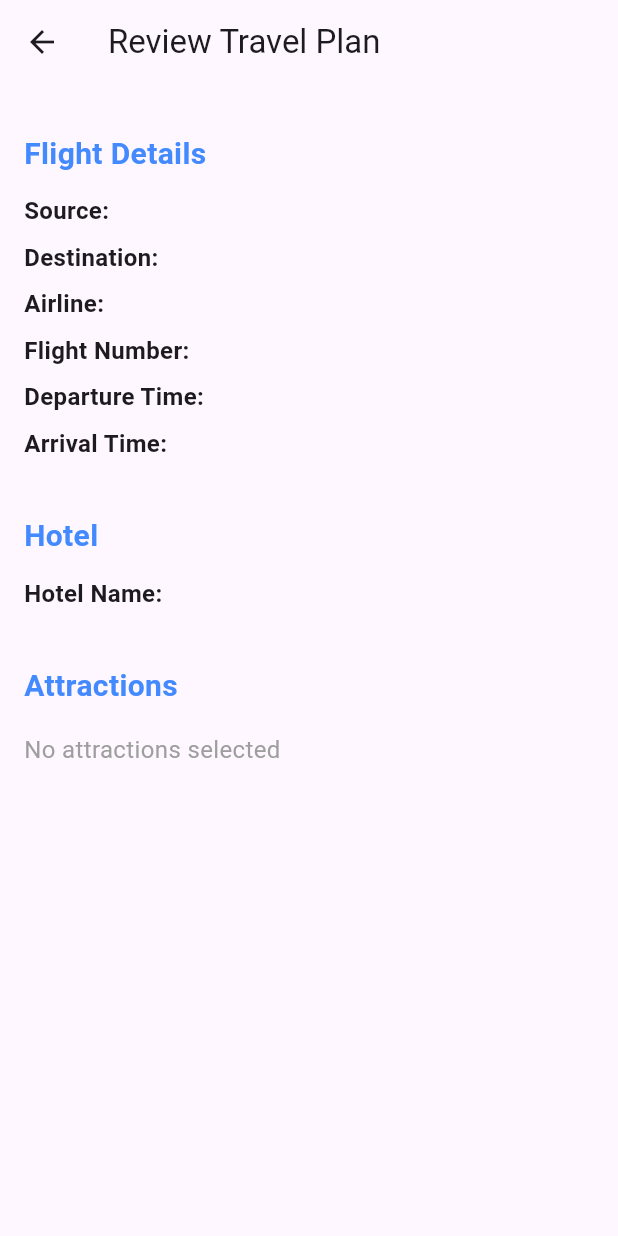
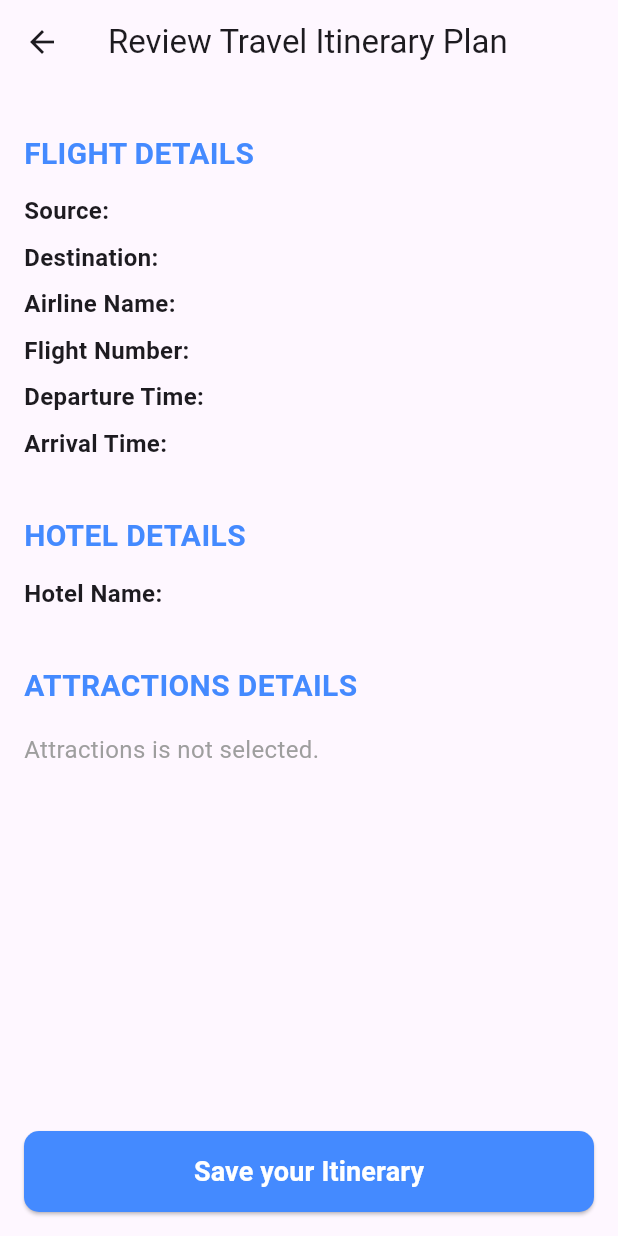
Before and after one commit to SugandhiP/Travel-Planner, a Flutter app: the NextPage screen opened directly with empty values, on a phone screen of 412 x 824 dp. Run offline on Flutter 3.47's test engine with Material 3 defaults, Android fonts, the phone set to English and light mode, and no system bars.

Commit message:
added button in travel review form

```diff
--- a/lib/model/travel_details.dart
+++ b/lib/model/travel_details.dart
@@ -21,8 +21,8 @@ class TravelDetails {
 
   @override
   String toString() {
-    return "Sources: $source, Destination: $destination, Airline: $airline, "
-        "Flight: $flightNumber, Departure: $departureTime, Arrival: $arrivalTime, "
-        "Hotel: $hotelName, Attractions: $selectedAttractions";
+    return "Source: $source, Destination: $destination, Airline Name: $airline, "
+        "Flight Number: $flightNumber, Departure Time: $departureTime, Arrival Time: $arrivalTime, "
+        "Hotel Name: $hotelName, Destination Attractions: $selectedAttractions";
   }
 }
--- a/lib/next_page.dart
+++ b/lib/next_page.dart
@@ -1,4 +1,5 @@
 import 'package:flutter/material.dart';
+import 'package:travel_planner_project/travel_planner_app.dart';
 import '../model/travel_details.dart';
 
 class NextPage extends StatelessWidget {
@@ -9,39 +10,60 @@ class NextPage extends StatelessWidget {
   @override
   Widget build(BuildContext context) {
     return Scaffold(
-      appBar: AppBar(title: Text("Review Travel Plan")),
+      appBar: AppBar(title: Text("Review Travel Itinerary Plan")),
       body: Padding(
         padding: EdgeInsets.all(16.0),
         child: ListView(
           children: [
-            buildSectionTitle("Flight Details"),
-            buildDetailRow("Source", travelDetails.source),
-            buildDetailRow("Destination", travelDetails.destination),
-            buildDetailRow("Airline", travelDetails.airline),
-            buildDetailRow("Flight Number", travelDetails.flightNumber),
-            buildDetailRow("Departure Time", travelDetails.departureTime),
-            buildDetailRow("Arrival Time", travelDetails.arrivalTime),
+            reviewTravelTitle("FLIGHT DETAILS"),
+            reviewTravelDetails("Source", travelDetails.source),
+            reviewTravelDetails("Destination", travelDetails.destination),
+            reviewTravelDetails("Airline Name", travelDetails.airline),
+            reviewTravelDetails("Flight Number", travelDetails.flightNumber),
+            reviewTravelDetails("Departure Time", travelDetails.departureTime),
+            reviewTravelDetails("Arrival Time", travelDetails.arrivalTime),
             SizedBox(height: 16),
 
-            buildSectionTitle("Hotel"),
-            buildDetailRow("Hotel Name", travelDetails.hotelName),
+            reviewTravelTitle("HOTEL DETAILS"),
+            reviewTravelDetails("Hotel Name", travelDetails.hotelName),
             SizedBox(height: 16),
 
-            buildSectionTitle("Attractions"),
+            reviewTravelTitle("ATTRACTIONS DETAILS"),
             if (travelDetails.selectedAttractions.isNotEmpty)
-              ...travelDetails.selectedAttractions.map((attraction) => buildDetailRow('', attraction)).toList()
+              ...travelDetails.selectedAttractions.map((attraction) => reviewTravelDetails('•', attraction)).toList()
             else
               Padding(
                 padding: const EdgeInsets.symmetric(vertical: 8.0),
-                child: Text("No attractions selected", style: TextStyle(fontSize: 16, color: Colors.grey)),
+                child: Text("Attractions is not selected.", style: TextStyle(fontSize: 16, color: Colors.grey)),
               ),
           ],
+        ),
+      ),
+
+      bottomNavigationBar: Padding(
+        padding: const EdgeInsets.all(16.0),
+        child: ElevatedButton(
+          style: ElevatedButton.styleFrom(
+            backgroundColor: Colors.blueAccent,
+            padding: EdgeInsets.symmetric(vertical: 14),
+            shape: RoundedRectangleBorder(borderRadius: BorderRadius.circular(10)),
+          ),
+          onPressed: () {
+            Navigator.push(
+              context,
+              MaterialPageRoute(builder: (context) => TravelPlannerApp()),
+            );
+          },
+          child: Text(
+            "Save your Itinerary",
+            style: TextStyle(fontSize: 18, color: Colors.white, fontWeight: FontWeight.bold),
+          ),
         ),
       ),
     );
   }
 
-  Widget buildSectionTitle(String title) {
+  Widget reviewTravelTitle(String title) {
     return Padding(
       padding: const EdgeInsets.only(top: 16, bottom: 8),
       child: Text(
@@ -51,7 +73,7 @@ class NextPage extends StatelessWidget {
     );
   }
 
-  Widget buildDetailRow(String label, String value) {
+  Widget reviewTravelDetails(String label, String value) {
     return Padding(
       padding: const EdgeInsets.symmetric(vertical: 4.0),
       child: Row(
```
